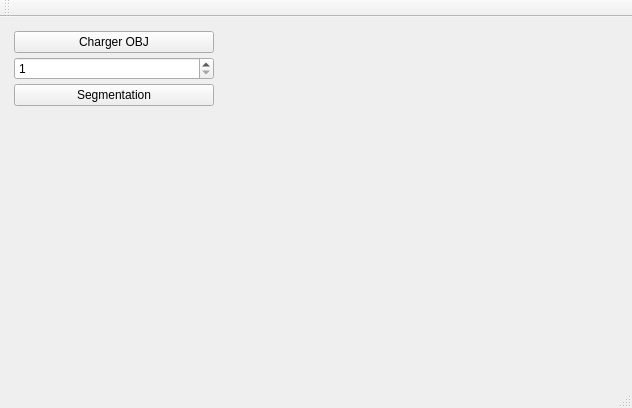
This is mainwindow.ui in theauriffaut/TER-Segmentation-hierarchique as Qt 5 draws it before an edit. The edited form follows.
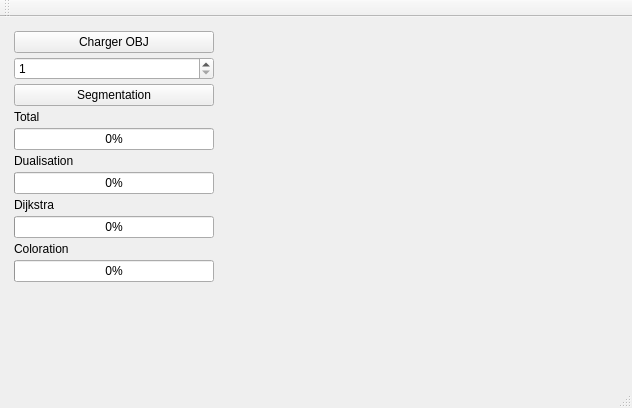
This is the edited form. Custom widgets are drawn as their Qt base class.

Commit message: Coloration en fonction de la distance sur 2 faces représentantes choisie arbitrairement (a vue d'oeil les plus éloignées).

```diff
--- a/mainwindow.ui
+++ b/mainwindow.ui
@@ -75,6 +75,62 @@
          </property>
         </widget>
        </item>
+       <item>
+        <widget class="QLabel" name="label_2">
+         <property name="text">
+          <string>Total</string>
+         </property>
+        </widget>
+       </item>
+       <item>
+        <widget class="QProgressBar" name="progressTotal">
+         <property name="value">
+          <number>0</number>
+         </property>
+        </widget>
+       </item>
+       <item>
+        <widget class="QLabel" name="label_4">
+         <property name="text">
+          <string>Dualisation</string>
+         </property>
+        </widget>
+       </item>
+       <item>
+        <widget class="QProgressBar" name="progressDual">
+         <property name="value">
+          <number>0</number>
+         </property>
+        </widget>
+       </item>
+       <item>
+        <widget class="QLabel" name="label">
+         <property name="text">
+          <string>Dijkstra</string>
+         </property>
+        </widget>
+       </item>
+       <item>
+        <widget class="QProgressBar" name="progressDijkstra">
+         <property name="value">
+          <number>0</number>
+         </property>
+        </widget>
+       </item>
+       <item>
+        <widget class="QLabel" name="label_3">
+         <property name="text">
+          <string>Coloration</string>
+         </property>
+        </widget>
+       </item>
+       <item>
+        <widget class="QProgressBar" name="progressColor">
+         <property name="value">
+          <number>0</number>
+         </property>
+        </widget>
+       </item>
        <item>
         <spacer name="verticalSpacer">
          <property name="orientation">
```
The commit also changes 2 other files.
